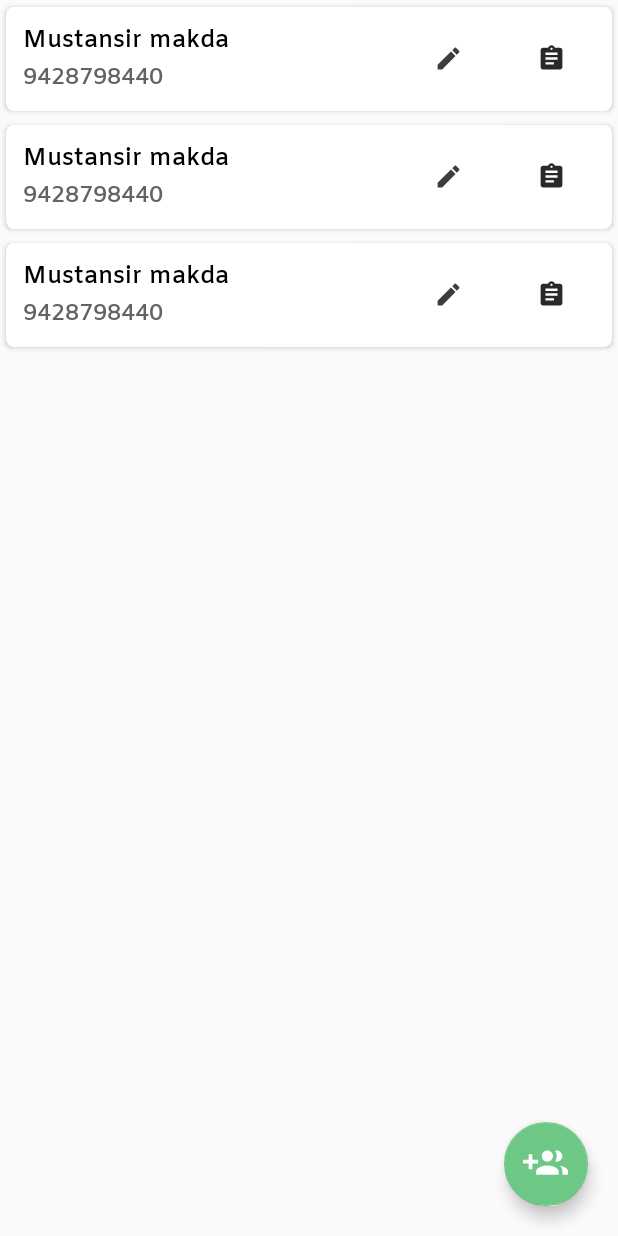
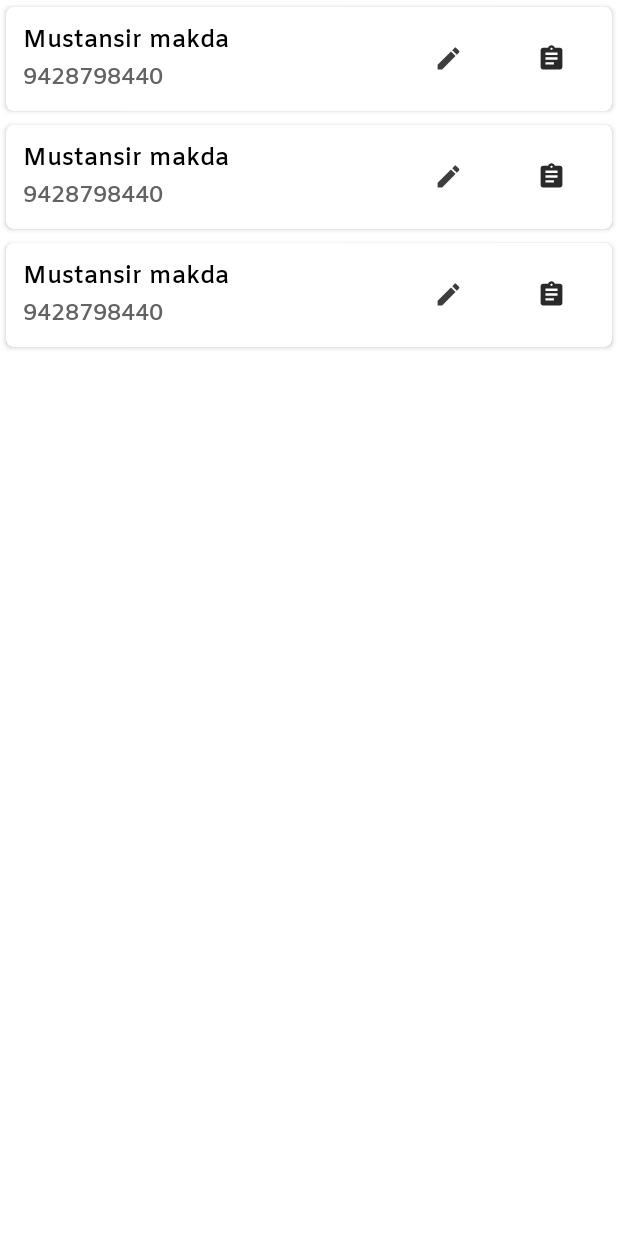
Before and after one commit to bhavikmaradiya/BillMaker, an Android app: the layout fragment_customer_list.xml on its own in the app's theme, with its tools: preview values and no code run, on a phone screen of 412 x 824 dp. Run offline under Robolectric (Android 15) with nearby library versions, the phone set to English and light mode, and no system bars; network calls fail.

Commit message:
Fab Button changes

```diff
--- a/app/src/main/java/shravan/nyshadh/billmaker/Modal/Common.java
+++ b/app/src/main/java/shravan/nyshadh/billmaker/Modal/Common.java
@@ -82,5 +82,10 @@ public class Common {
         return "";
     }
 
+    public interface onFabScrollListener{
+        void onHide();
+        void onShow();
+    }
+
 
 }
--- a/app/src/main/res/layout/fragment_customer_list.xml
+++ b/app/src/main/res/layout/fragment_customer_list.xml
@@ -3,7 +3,7 @@
     xmlns:tools="http://schemas.android.com/tools"
     android:layout_width="match_parent"
     android:layout_height="match_parent"
-    xmlns:app="http://schemas.android.com/apk/res-auto"
+    android:background="#FFFFFF"
     tools:context=".Fragment.CustomerListFragment">
 
     <androidx.swiperefreshlayout.widget.SwipeRefreshLayout
@@ -18,18 +18,4 @@
             tools:listitem="@layout/item_customer_list" />
     </androidx.swiperefreshlayout.widget.SwipeRefreshLayout>
 
-    <com.google.android.material.floatingactionbutton.FloatingActionButton
-        android:id="@+id/fab"
-        android:layout_width="wrap_content"
-        android:layout_height="wrap_content"
-        android:src="@drawable/ic_add"
-        android:layout_gravity="bottom|end"
-        app:elevation="6dp"
-        app:maxImageSize="30dp"
-        app:backgroundTint="#6EC885"
-        android:layout_marginBottom="20dp"
-        android:layout_marginRight="20dp"
-        app:pressedTranslationZ="12dp"
-        android:layout_marginEnd="20dp"
-        android:contentDescription="Add Customer" />
 </androidx.coordinatorlayout.widget.CoordinatorLayout>
--- a/app/src/main/res/values/colors.xml
+++ b/app/src/main/res/values/colors.xml
@@ -3,4 +3,5 @@
     <color name="colorPrimary">#5AC676</color>
     <color name="colorPrimaryDark">#5AC676</color>
     <color name="colorAccent">#03DAC5</color>
+    <color name="app_primary">#6EC885</color>
 </resources>
```
Also changed, not shown: app/src/main/java/shravan/nyshadh/billmaker/Activity/MainActivity.java (+41 -1 lines), app/src/main/java/shravan/nyshadh/billmaker/Fragment/CustomerListFragment.java (+13 -9 lines), app/src/main/java/shravan/nyshadh/billmaker/Fragment/HistoryFragment.java (+8 -9 lines), app/src/main/res/layout/activity_main.xml (+24 -36 lines), app/src/main/res/layout/fragment_history.xml (+0 -15 lines).
